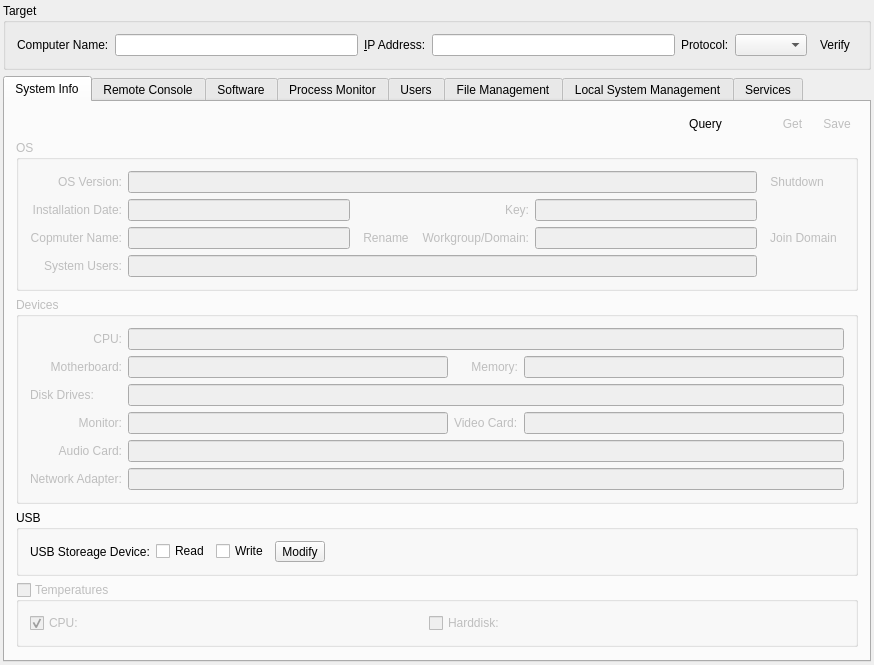
Before: the Qt Designer form src/plugins/controlcenter/systemmanagement/systemmanagementwidget.ui in ihehui/managementsystem, drawn with Qt 5.
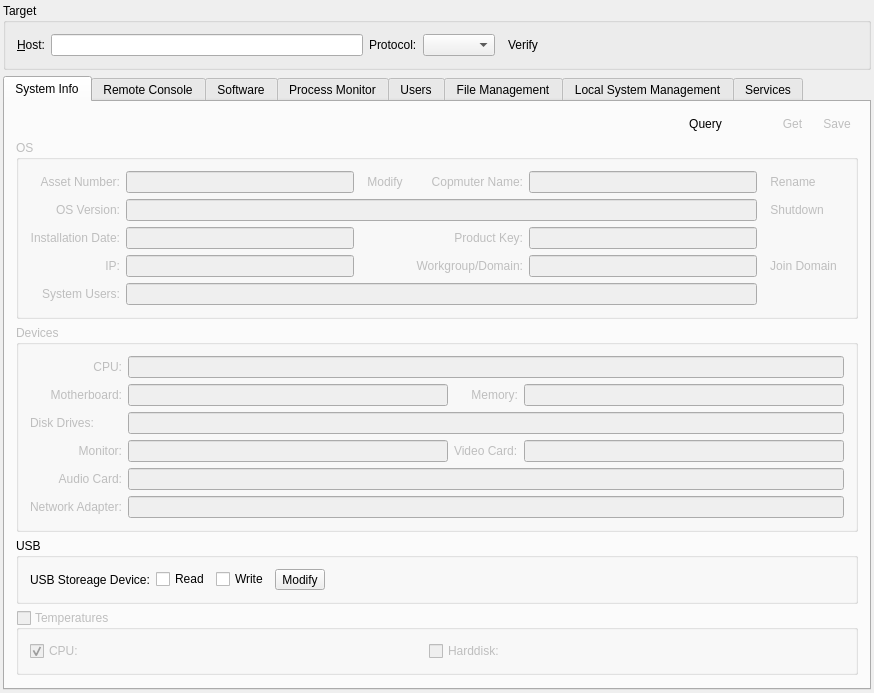
After: the same form once the commit is applied. The open tabs and pages were chosen to show the change. Icons and pictures are not drawn. Custom widgets are drawn as their Qt base class.

Patch:
```diff
--- a/src/plugins/controlcenter/systemmanagement/systemmanagementwidget.ui
+++ b/src/plugins/controlcenter/systemmanagement/systemmanagementwidget.ui
@@ -7,7 +7,7 @@
     <x>0</x>
     <y>0</y>
     <width>874</width>
-    <height>658</height>
+    <height>680</height>
    </rect>
   </property>
   <property name="sizePolicy">
@@ -38,17 +38,7 @@
       <string>Target</string>
      </property>
      <layout class="QGridLayout" name="gridLayout">
-      <item row="0" column="1">
-       <widget class="QLineEdit" name="lineEditComputerName"/>
-      </item>
-      <item row="0" column="0">
-       <widget class="QLabel" name="labelComputerName">
-        <property name="text">
-         <string>Computer Name:</string>
-        </property>
-       </widget>
-      </item>
-      <item row="0" column="9">
+      <item row="0" column="7">
        <widget class="QToolButton" name="toolButtonVerify">
         <property name="toolTip">
          <string>Verify Client Info</string>
@@ -65,33 +55,49 @@
         </property>
        </widget>
       </item>
-      <item row="0" column="8">
+      <item row="0" column="6">
        <widget class="QComboBox" name="comboBoxProtocol"/>
       </item>
-      <item row="0" column="7">
+      <item row="0" column="5">
        <widget class="QLabel" name="labelProtocol">
         <property name="text">
          <string>Protocol:</string>
         </property>
        </widget>
       </item>
-      <item row="0" column="5">
-       <widget class="QLineEdit" name="lineEditIPAddress">
+      <item row="0" column="3">
+       <widget class="QLineEdit" name="lineEditHost">
         <property name="text">
          <string/>
         </property>
        </widget>
       </item>
-      <item row="0" column="4">
-       <widget class="QLabel" name="labelIPAddress">
+      <item row="0" column="2">
+       <widget class="QLabel" name="labelHost">
+        <property name="toolTip">
+         <string>Host name or IP address</string>
+        </property>
         <property name="text">
-         <string>&amp;IP Address:</string>
+         <string>&amp;Host:</string>
         </property>
         <property name="buddy">
-         <cstring>lineEditIPAddress</cstring>
+         <cstring>lineEditHost</cstring>
         </property>
        </widget>
       </item>
+      <item row="0" column="8">
+       <spacer name="horizontalSpacer_4">
+        <property name="orientation">
+         <enum>Qt::Horizontal</enum>
+        </property>
+        <property name="sizeHint" stdset="0">
+         <size>
+          <width>40</width>
+          <height>20</height>
+         </size>
+        </property>
+       </spacer>
+      </item>
      </layout>
     </widget>
    </item>
@@ -101,7 +107,7 @@
       <enum>QTabWidget::North</enum>
      </property>
      <property name="currentIndex">
-      <number>3</number>
+      <number>0</number>
      </property>
      <property name="movable">
       <bool>true</bool>
@@ -232,24 +238,7 @@
           <property name="sizeConstraint">
            <enum>QLayout::SetDefaultConstraint</enum>
           </property>
-          <item row="2" column="2">
-           <widget class="QToolButton" name="toolButtonRenameComputer">
-            <property name="toolTip">
-             <string>Rename computer</string>
-            </property>
-            <property name="text">
-             <string>Rename</string>
-            </property>
-            <property name="icon">
-             <iconset resource="../controlcenter.qrc">
-              <normaloff>:/icon/resources/images/computername.png</normaloff>:/icon/resources/images/computername.png</iconset>
-            </property>
-            <property name="autoRaise">
-             <bool>true</bool>
-            </property>
-           </widget>
-          </item>
-          <item row="0" column="0">
+          <item row="1" column="0">
            <widget class="QLabel" name="label_2">
             <property name="text">
              <string>OS Version:</string>
@@ -259,24 +248,7 @@
             </property>
            </widget>
           </item>
-          <item row="2" column="0">
-           <widget class="QLabel" name="label_6">
-            <property name="text">
-             <string>Copmuter Name:</string>
-            </property>
-            <property name="alignment">
-             <set>Qt::AlignRight|Qt::AlignTrailing|Qt::AlignVCenter</set>
-            </property>
-           </widget>
-          </item>
-          <item row="2" column="1">
-           <widget class="QLineEdit" name="computerNameLineEdit">
-            <property name="readOnly">
-             <bool>true</bool>
-            </property>
-           </widget>
-          </item>
-          <item row="2" column="3">
+          <item row="3" column="3">
            <widget class="QLabel" name="workgroupLabel">
             <property name="text">
              <string>Workgroup/Domain:</string>
@@ -286,14 +258,14 @@
             </property>
            </widget>
           </item>
-          <item row="2" column="4">
+          <item row="3" column="4">
            <widget class="QLineEdit" name="workgroupLineEdit">
             <property name="readOnly">
              <bool>true</bool>
             </property>
            </widget>
           </item>
-          <item row="3" column="0">
+          <item row="4" column="0">
            <widget class="QLabel" name="labelSystemUsers">
             <property name="text">
              <string>System Users:</string>
@@ -303,14 +275,14 @@
             </property>
            </widget>
           </item>
-          <item row="3" column="1" colspan="4">
+          <item row="4" column="1" colspan="4">
            <widget class="QLineEdit" name="lineEditUsers">
             <property name="readOnly">
              <bool>true</bool>
             </property>
            </widget>
           </item>
-          <item row="1" column="0">
+          <item row="2" column="0">
            <widget class="QLabel" name="installDatelabel">
             <property name="text">
              <string>Installation Date:</string>
@@ -320,39 +292,42 @@
             </property>
            </widget>
           </item>
-          <item row="1" column="1">
+          <item row="2" column="1">
            <widget class="QLineEdit" name="installationDateLineEdit">
             <property name="readOnly">
              <bool>true</bool>
             </property>
            </widget>
           </item>
-          <item row="0" column="1" colspan="4">
+          <item row="1" column="1" colspan="4">
            <widget class="QLineEdit" name="osVersionLineEdit">
             <property name="readOnly">
              <bool>true</bool>
             </property>
            </widget>
           </item>
-          <item row="1" column="3">
+          <item row="2" column="3">
            <widget class="QLabel" name="labelOSKey">
             <property name="text">
-             <string>Key:</string>
+             <string>Product Key:</string>
             </property>
             <property name="alignment">
              <set>Qt::AlignRight|Qt::AlignTrailing|Qt::AlignVCenter</set>
             </property>
            </widget>
           </item>
-          <item row="1" column="4">
+          <item row="2" column="4">
            <widget class="QLineEdit" name="lineEditOSKey">
             <property name="readOnly">
              <bool>true</bool>
             </property>
            </widget>
           </item>
-          <item row="2" column="5">
+          <item row="3" column="5">
            <widget class="QToolButton" name="toolButtonChangeWorkgroup">
+            <property name="enabled">
+             <bool>false</bool>
+            </property>
             <property name="toolTip">
              <string>Change workgroup or domain</string>
             </property>
@@ -368,8 +343,11 @@
             </property>
            </widget>
           </item>
-          <item row="0" column="5">
+          <item row="1" column="5">
            <widget class="QToolButton" name="toolButtonShutdown">
+            <property name="enabled">
+             <bool>false</bool>
+            </property>
             <property name="toolTip">
              <string>Shutdown or reboot system</string>
             </property>
@@ -385,6 +363,97 @@
             </property>
            </widget>
           </item>
+          <item row="0" column="0">
+           <widget class="QLabel" name="labelAssetNO">
+            <property name="text">
+             <string>Asset Number:</string>
+            </property>
+            <property name="alignment">
+             <set>Qt::AlignRight|Qt::AlignTrailing|Qt::AlignVCenter</set>
+            </property>
+           </widget>
+          </item>
+          <item row="0" column="1">
+           <widget class="QLineEdit" name="lineEditAssetNO">
+            <property name="readOnly">
+             <bool>true</bool>
+            </property>
+           </widget>
+          </item>
+          <item row="0" column="5">
+           <widget class="QToolButton" name="toolButtonRenameComputer">
+            <property name="enabled">
+             <bool>false</bool>
+            </property>
+            <property name="toolTip">
+             <string>Rename computer</string>
+            </property>
+            <property name="text">
+             <string>Rename</string>
+            </property>
+            <property name="icon">
+             <iconset resource="../controlcenter.qrc">
+              <normaloff>:/icon/resources/images/computername.png</normaloff>:/icon/resources/images/computername.png</iconset>
+            </property>
+            <property name="autoRaise">
+             <bool>true</bool>
+            </property>
+           </widget>
+          </item>
+          <item row="0" column="4">
+           <widget class="QLineEdit" name="lineEditComputerName1">
+            <property name="readOnly">
+             <bool>true</bool>
+            </property>
+           </widget>
+          </item>
+          <item row="0" column="3">
+           <widget class="QLabel" name="label_6">
+            <property name="text">
+             <string>Copmuter Name:</string>
+            </property>
+            <property name="alignment">
+             <set>Qt::AlignRight|Qt::AlignTrailing|Qt::AlignVCenter</set>
+            </property>
+           </widget>
+          </item>
+          <item row="0" column="2">
+           <widget class="QToolButton" name="toolButtonModifyAssetNO">
+            <property name="enabled">
+             <bool>false</bool>
+            </property>
+            <property name="toolTip">
+             <string>Modify Asset NO.</string>
+            </property>
+            <property name="text">
+             <string>Modify</string>
+            </property>
+            <property name="icon">
+             <iconset resource="../controlcenter.qrc">
+              <normaloff>:/icon/resources/images/connect.png</normaloff>:/icon/resources/images/connect.png</iconset>
+            </property>
+            <property name="autoRaise">
+             <bool>true</bool>
+            </property>
+           </widget>
+          </item>
+          <item row="3" column="0">
+           <widget class="QLabel" name="labelIP">
+            <property name="text">
+             <string>IP:</string>
+            </property>
+            <property name="alignment">
+             <set>Qt::AlignRight|Qt::AlignTrailing|Qt::AlignVCenter</set>
+            </property>
+           </widget>
+          </item>
+          <item row="3" column="1">
+           <widget class="QLineEdit" name="lineEditIP">
+            <property name="readOnly">
+             <bool>true</bool>
+            </property>
+           </widget>
+          </item>
          </layout>
         </widget>
        </item>
```
Left out of the diff: 4 changed lines with no effect on the pictures.
